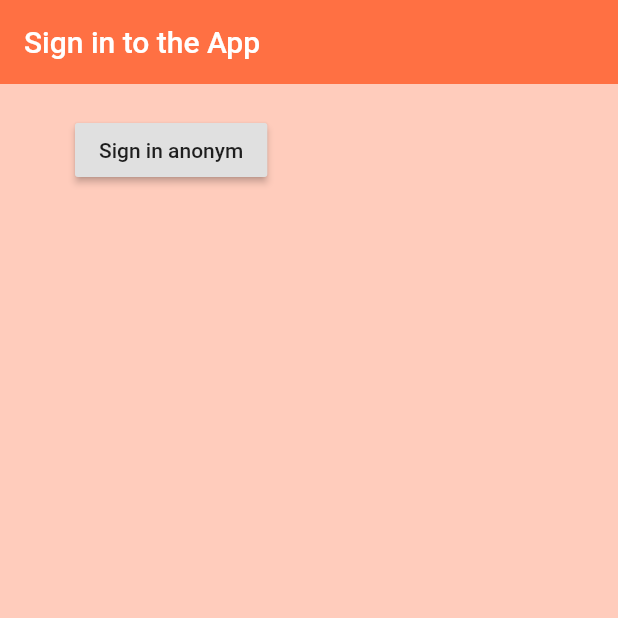
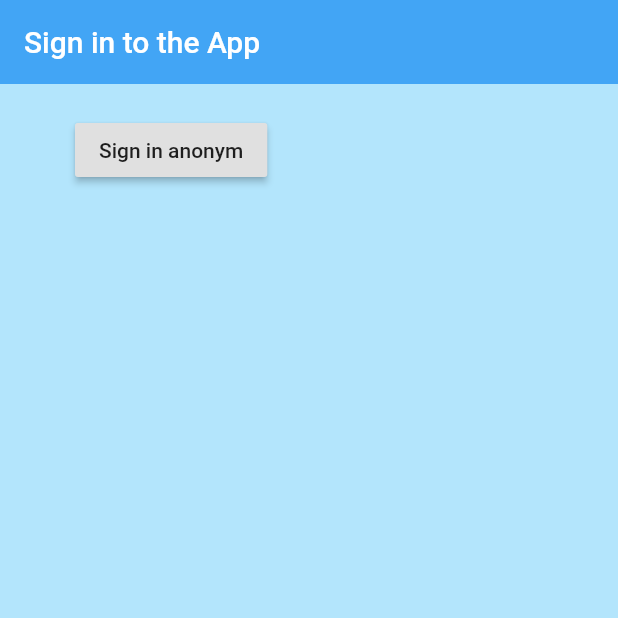
Before and after one commit to ValeryC/Command, a Flutter app: the screen it shows after launch, after a tap on "Sign in anonym", on a phone screen of 412 x 824 dp, the top half of it. Run offline on Flutter 3.47's test engine with Material 2 defaults, Android fonts, the phone set to English and light mode, and no system bars; our stand-ins replace firebase_auth; accounts and stored records are empty; network calls fail.

```diff
--- a/order/lib/main.dart
+++ b/order/lib/main.dart
@@ -1,5 +1,8 @@
 import 'package:order/screens/wrapper.dart';
+import 'package:order/services/auth.dart';
 import 'package:flutter/material.dart';
+import 'package:provider/provider.dart';
+import 'package:order/models/user.dart';
 
 void main() {
   runApp(MyApp());
@@ -9,10 +12,12 @@ class MyApp extends StatelessWidget {
   // This widget is the root of your application.
   @override
   Widget build(BuildContext context) {
-    return MaterialApp(
-
-        debugShowCheckedModeBanner: false,
+    return StreamProvider<User>.value(
+        value: AuthService().user,
+          child: MaterialApp(
+          debugShowCheckedModeBanner: false,
           home: Wrapper(),
+      ),
     );
   }
 }
--- /dev/null
+++ b/order/lib/models/user.dart
@@ -0,0 +1,7 @@
+class User {
+
+  final String uid;
+
+  User({ this.uid });
+
+}
--- a/order/lib/screens/aurhenticate/sign_in.dart
+++ b/order/lib/screens/aurhenticate/sign_in.dart
@@ -12,11 +12,13 @@ class _SignInState extends State<SignIn> {
   @override
   Widget build(BuildContext context) {
     return Scaffold(
-      backgroundColor: Colors.deepOrange[100],
+      backgroundColor: Colors.lightBlue[100],
       appBar: AppBar(
-        backgroundColor: Colors.deepOrange[400],
+        backgroundColor: Colors.blue[400],
         elevation: 0.0,
         title: Text('Sign in to the App'),
+
+
       ),
       body: Container(
         padding: EdgeInsets.symmetric(vertical: 20.0,horizontal: 50.0),
@@ -28,7 +30,7 @@ class _SignInState extends State<SignIn> {
               print('Error signing in');
             } else{
               print('signed in');
-              print(result);
+              print(result.uid);
             }
             }
         ,),
--- a/order/lib/screens/wrapper.dart
+++ b/order/lib/screens/wrapper.dart
@@ -1,13 +1,22 @@
 import 'package:order/screens/aurhenticate/authenticate.dart';
 import 'package:order/screens/home/home.dart';
 import 'package:flutter/material.dart';
+import 'package:provider/provider.dart';
+import 'package:order/models/user.dart';
 
 class Wrapper extends StatelessWidget {
   @override
   Widget build(BuildContext context) {
 
-    //return either Home or Authenticate widget
-    return Authenticate();
+    final user = Provider.of<User>(context);
+    print(user);
+
+    // return either the Home or Authenticate widget
+    if (user == null){
+      return Authenticate();
+    } else {
+      return Home();
+    }
 
   }
 }
--- a/order/lib/services/auth.dart
+++ b/order/lib/services/auth.dart
@@ -1,26 +1,46 @@
+import 'package:order/models/user.dart';
 import 'package:firebase_auth/firebase_auth.dart';
 
-class AuthService{
+class AuthService {
 
-  final FirebaseAuth _auth =FirebaseAuth.instance;
-//sign in Anonyme
+  final FirebaseAuth _auth = FirebaseAuth.instance;
 
-Future signInAnon() async{
-  try{
+  // create user obj based on firebase user
+  User _userFromFirebaseUser(FirebaseUser user) {
+    return user != null ? User(uid: user.uid) : null;
+  }
+
+  // auth change user stream
+  Stream<User> get user {
+    return _auth.onAuthStateChanged
+    //  .map((FirebaseUser user) => _userFromFirebaseUser(user));
+        .map(_userFromFirebaseUser);
+  }
+
+  // sign in anon
+  Future signInAnon() async {
+    try {
       AuthResult result = await _auth.signInAnonymously();
       FirebaseUser user = result.user;
-   return user;
-  } catch(e){
+      return _userFromFirebaseUser(user);
+    } catch (e) {
       print(e.toString());
       return null;
-
     }
   }
-//sign in with email & password
 
-//register with email & password
-
-//sign out
+  // sign in with email and password
 
 
+  // register with email and password
+
+  // sign out
+ Future signOut() async {
+    try {
+      return await _auth.signOut();
+    } catch (error) {
+      print(error.toString());
+      return null;
     }
+  }
+}
--- a/order/pubspec.yaml
+++ b/order/pubspec.yaml
@@ -30,6 +30,7 @@ dependencies:
   cupertino_icons: ^1.0.0
   firebase_auth: ^0.14.0+5
   cloud_firestore: ^0.12.9+4
+  provider: ^3.1.0
 
 dev_dependencies:
   flutter_test:
```
Also changed, not shown: order/lib/screens/home/home.dart (+21 -1 lines), order/pubspec.lock. Lines whose indentation alone changed are shown as unchanged.
